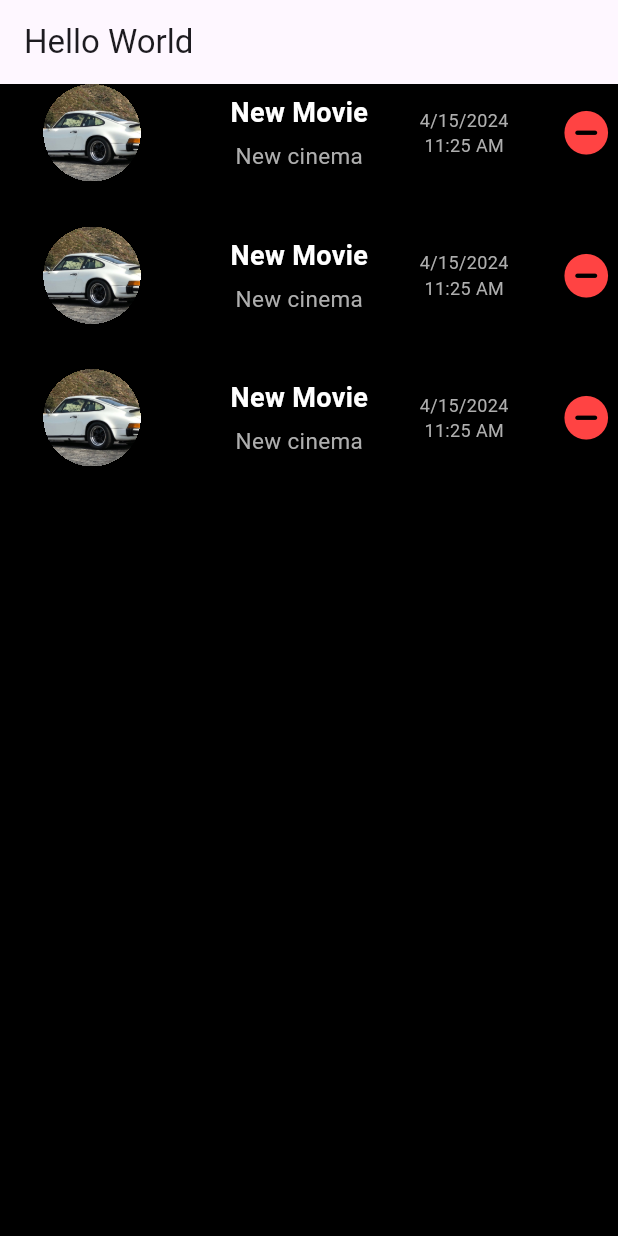
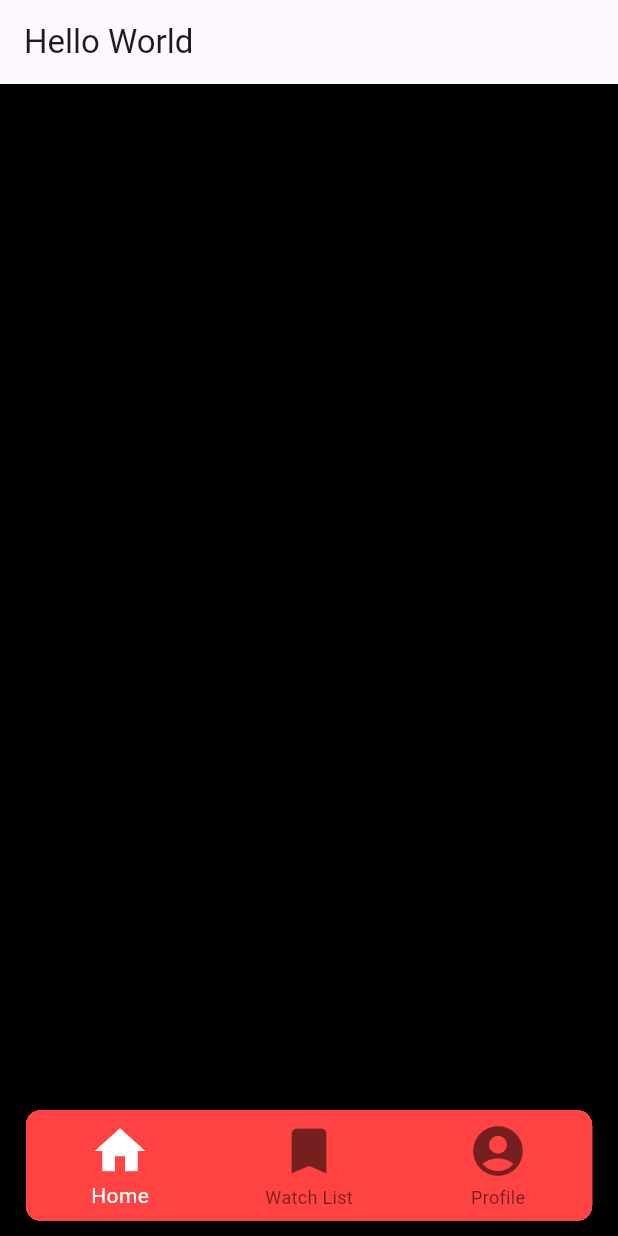
Before and after one commit to da-wit/flutter-2024-CinemaMate, a Flutter app: the screen it shows after launch, on a phone screen of 412 x 824 dp. Run offline on Flutter 3.47's test engine with Material 3 defaults, Android fonts, the phone set to English and light mode, and no system bars; our stand-ins replace transparent_image.

Commit message:
Stateless user and cinema bottom navbars

```diff
--- a/cinema_mate/lib/main.dart
+++ b/cinema_mate/lib/main.dart
@@ -1,3 +1,4 @@
+import 'package:cinema_mate/presentation/widgets/tab_bar.dart';
 import 'package:flutter/material.dart';
 
 import 'package:cinema_mate/presentation/widgets/app_color.dart';
@@ -15,31 +16,11 @@ void main() {
         ),
         backgroundColor: newColor.bg,
         body: const Column(
-          children: [
-            ListItem(
-              date: '4/15/2024',
-              title: "New Movie",
-              subtitle: 'New cinema',
-              time: '11:25 AM',
-              imagePath: 'assets/images/porsche.jpg',
-            ),
-            SizedBox(height: 30),
-            ListItem(
-              date: '4/15/2024',
-              title: "New Movie",
-              subtitle: 'New cinema',
-              time: '11:25 AM',
-              imagePath: 'assets/images/porsche.jpg',
-            ),
-            SizedBox(height: 30),
-            ListItem(
-              date: '4/15/2024',
-              title: "New Movie",
-              subtitle: 'New cinema',
-              time: '11:25 AM',
-              imagePath: 'assets/images/porsche.jpg',
-            ),
-          ],
+          children: [],
+        ),
+        bottomNavigationBar: UserBottomNavBar(
+          selectedIndex: 0,
+          onItemSelected: (ma) {},
         ),
       ),
     ),
--- /dev/null
+++ b/cinema_mate/lib/presentation/widgets/tab_bar.dart
@@ -0,0 +1,116 @@
+import 'package:cinema_mate/presentation/widgets/app_color.dart';
+import 'package:flutter/material.dart';
+
+var newColor = AppColor();
+
+class CinemaBottomNavBar extends StatelessWidget {
+  const CinemaBottomNavBar(
+      {super.key, required this.selectedIndex, required this.onItemSelected});
+
+  final int selectedIndex;
+  final Function(int) onItemSelected;
+
+  @override
+  Widget build(BuildContext context) {
+    return Container(
+      margin: const EdgeInsets.symmetric(vertical: 10, horizontal: 17),
+      decoration: const BoxDecoration(
+        borderRadius: BorderRadius.all(
+          Radius.circular(10),
+        ),
+        shape: BoxShape.rectangle,
+      ),
+      child: ClipRRect(
+        borderRadius: BorderRadius.circular(10),
+        clipBehavior: Clip.hardEdge,
+        child: BottomNavigationBar(
+          type: BottomNavigationBarType.fixed,
+          items: const [
+            BottomNavigationBarItem(
+              icon: Icon(
+                Icons.home,
+                size: 40,
+              ),
+              label: 'Home',
+            ),
+            BottomNavigationBarItem(
+                icon: Icon(
+                  Icons.add_circle_outline,
+                  size: 40,
+                ),
+                label: 'Add Movie'),
+            BottomNavigationBarItem(
+                icon: Icon(
+                  Icons.book,
+                  size: 40,
+                ),
+                label: 'Bookings'),
+            BottomNavigationBarItem(
+                icon: Icon(
+                  Icons.movie_creation_outlined,
+                  size: 40,
+                ),
+                label: 'Profile'),
+          ],
+          currentIndex: selectedIndex,
+          onTap: onItemSelected,
+          backgroundColor: newColor.primary,
+          selectedItemColor: newColor.white,
+        ),
+      ),
+    );
+  }
+}
+
+class UserBottomNavBar extends StatelessWidget {
+  const UserBottomNavBar(
+      {super.key, required this.selectedIndex, required this.onItemSelected});
+
+  final int selectedIndex;
+  final Function(int) onItemSelected;
+
+  @override
+  Widget build(BuildContext context) {
+    return Container(
+      margin: const EdgeInsets.symmetric(vertical: 10, horizontal: 17),
+      decoration: const BoxDecoration(
+        borderRadius: BorderRadius.all(
+          Radius.circular(10),
+        ),
+        shape: BoxShape.rectangle,
+      ),
+      child: ClipRRect(
+        borderRadius: BorderRadius.circular(10),
+        clipBehavior: Clip.hardEdge,
+        child: BottomNavigationBar(
+          type: BottomNavigationBarType.fixed,
+          items: const [
+            BottomNavigationBarItem(
+              icon: Icon(
+                Icons.home,
+                size: 40,
+              ),
+              label: 'Home',
+            ),
+            BottomNavigationBarItem(
+                icon: Icon(
+                  Icons.bookmark,
+                  size: 40,
+                ),
+                label: 'Watch List'),
+            BottomNavigationBarItem(
+                icon: Icon(
+                  Icons.account_circle_rounded,
+                  size: 40,
+                ),
+                label: 'Profile'),
+          ],
+          currentIndex: selectedIndex,
+          onTap: onItemSelected,
+          backgroundColor: newColor.primary,
+          selectedItemColor: newColor.white,
+        ),
+      ),
+    );
+  }
+}
```
Also changed, not shown: 1 other file.
